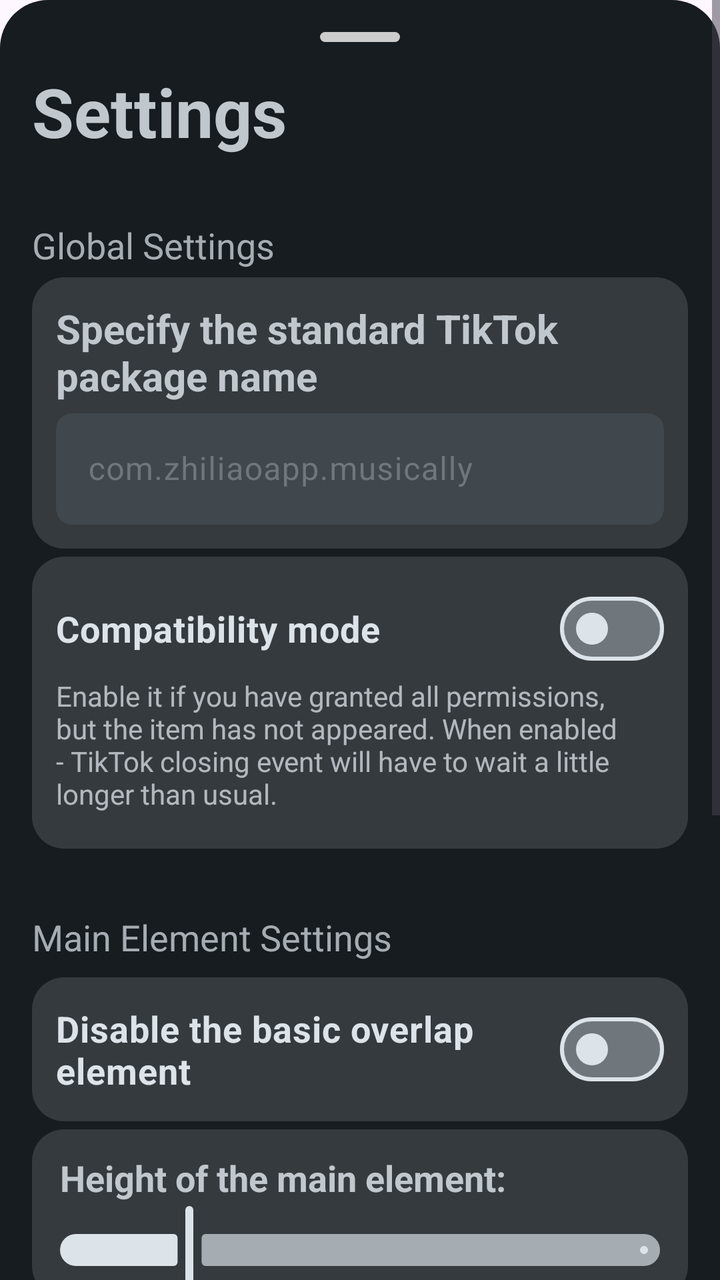
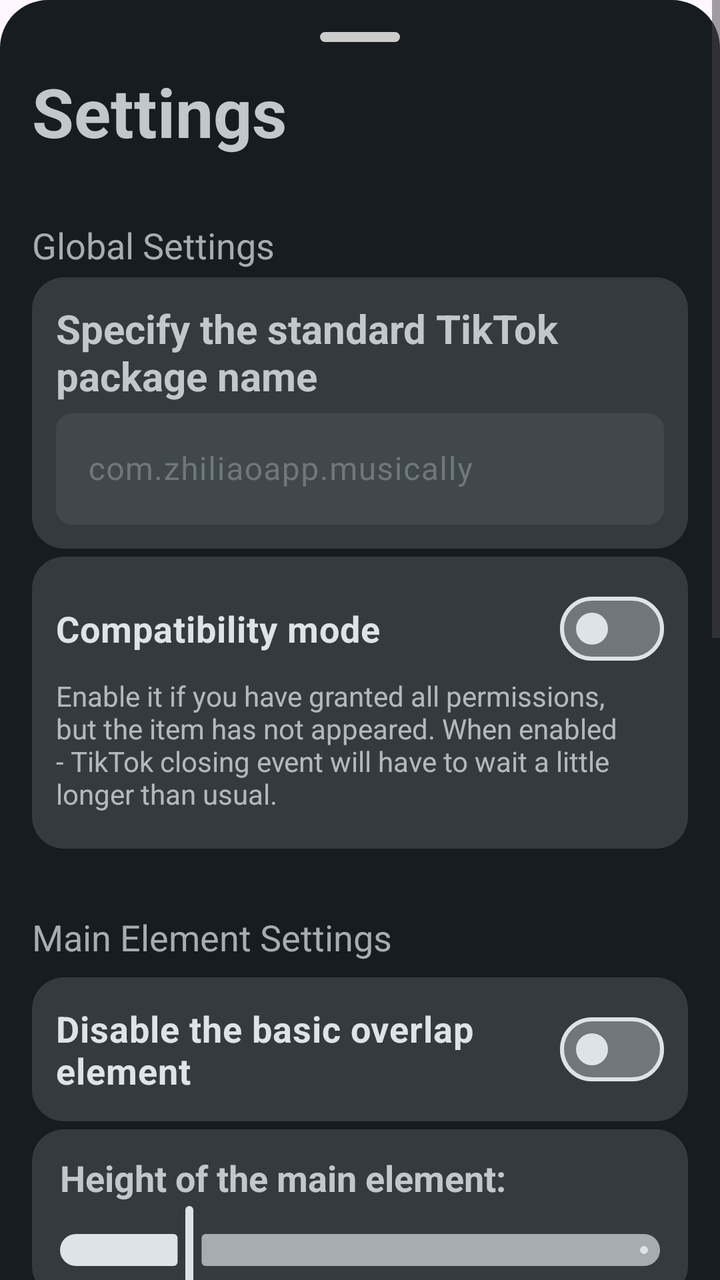

An Android layout rendered at two revisions. The XML below is the earlier revision; the diff shows what the commit changed to produce the second picture.
<!-- AndroidManifest.xml: application theme Theme.TikTokAntiBurn -->
<!-- res/layout/activity_burn_settings.xml -->
<?xml version="1.0" encoding="utf-8"?>
<androidx.constraintlayout.widget.ConstraintLayout xmlns:android="http://schemas.android.com/apk/res/android"
    xmlns:app="http://schemas.android.com/apk/res-auto"
    xmlns:tools="http://schemas.android.com/tools"
    android:id="@+id/main"
    android:layout_width="match_parent"
    android:layout_height="match_parent"
    android:background="@drawable/rounded_bottom_sheet">

    <ScrollView
        android:layout_width="match_parent"
        android:layout_height="match_parent"
        app:layout_constraintBottom_toBottomOf="parent"
        app:layout_constraintTop_toTopOf="parent">

        <LinearLayout
            android:layout_width="match_parent"
            android:layout_height="wrap_content"
            android:orientation="vertical"
            android:padding="16dp">

            <androidx.constraintlayout.widget.ConstraintLayout
                android:layout_width="match_parent"
                android:layout_height="5dp">

                <View
                    android:id="@+id/view2"
                    android:layout_width="40dp"
                    android:layout_height="5dp"
                    android:background="@drawable/drag_handle_bg"
                    app:layout_constraintEnd_toEndOf="parent"
                    app:layout_constraintStart_toStartOf="parent"
                    tools:ignore="MissingConstraints" />
            </androidx.constraintlayout.widget.ConstraintLayout>

            <TextView
                android:id="@+id/textView6"
                android:layout_width="match_parent"
                android:layout_height="wrap_content"
                android:paddingTop="12dp"
                android:paddingBottom="12dp"
                android:text="@string/fastSettings"
                android:textColor="@color/ButtonBackdround"
                android:textSize="34sp"
                android:textStyle="bold" />

            <TextView
                android:id="@+id/textView7"
                android:layout_width="match_parent"
                android:layout_height="wrap_content"
                android:paddingTop="20dp"
                android:paddingBottom="4dp"
                android:text="@string/GlobalSettingsDivide"
                android:textColor="@color/SeekBackdround"
                android:textSize="18sp" />

            <androidx.constraintlayout.widget.ConstraintLayout
                android:id="@+id/constraintLayout2"
                android:layout_width="match_parent"
                android:layout_height="match_parent"
                android:background="@drawable/fast_setting_bg"
                android:padding="12dp">

                <TextView
                    android:id="@+id/textView5"
                    android:layout_width="match_parent"
                    android:layout_height="wrap_content"
                    android:text="@string/packetnamedescription"
                    android:textColor="@color/ButtonBackdround"
                    android:textSize="20sp"
                    android:textStyle="bold"
                    app:layout_constraintStart_toStartOf="parent"
                    app:layout_constraintTop_toTopOf="parent" />

                <com.google.android.material.textfield.TextInputLayout
                    android:id="@+id/PacketName"
                    android:layout_width="match_parent"
                    android:layout_height="wrap_content"
                    android:textColorHint="@color/MID"
                    app:boxBackgroundColor="@color/DarkABit"
                    app:boxCornerRadiusBottomEnd="8dp"
                    app:boxCornerRadiusBottomStart="8dp"
                    app:boxCornerRadiusTopEnd="8dp"
                    app:boxCornerRadiusTopStart="8dp"
                    app:boxStrokeColor="@color/SeekBackdround"
                    app:boxStrokeWidth="0dp"
                    app:cursorColor="@color/ButtonBackdround"
                    app:helperTextEnabled="false"
                    app:hintTextColor="@color/ButtonBackdround"
                    app:layout_constraintTop_toBottomOf="@+id/textView5"
                    tools:layout_editor_absoluteX="12dp">

                    <com.google.android.material.textfield.TextInputEditText
                        android:id="@+id/TriggerPacketName"
                        android:layout_width="match_parent"
                        android:layout_height="wrap_content"
                        android:hint="com.zhiliaoapp.musically"
                        android:imeOptions="actionDone|actionNext"
                        android:inputType="text"
                        android:maxLines="1"
                        android:textColor="@color/ButtonBackdround" />

                </com.google.android.material.textfield.TextInputLayout>
            </androidx.constraintlayout.widget.ConstraintLayout>

            <androidx.constraintlayout.widget.ConstraintLayout
                android:id="@+id/SomeSetting4"
                android:layout_width="match_parent"
                android:layout_height="wrap_content"
                android:layout_marginTop="4dp"
                android:background="@drawable/fast_setting_bg"
                android:padding="12dp">

                <com.google.android.material.materialswitch.MaterialSwitch
                    android:id="@+id/OptimalSwitcher"
                    android:layout_width="0dp"
                    android:layout_height="wrap_content"
                    android:checked="false"
                    android:text="@string/OptimalSwitchTitle"
                    android:textColor="@color/SeekBackdroundFilled"
                    android:textSize="18sp"
                    android:textStyle="bold"
                    app:layout_constraintEnd_toEndOf="parent"
                    app:layout_constraintHorizontal_bias="0.0"
                    app:layout_constraintStart_toStartOf="parent"
                    app:layout_constraintTop_toTopOf="parent"
                    app:thumbTint="@color/SeekBackdroundFilled"
                    app:trackDecorationTint="@color/SeekBackdroundFilled"
                    app:trackTint="@color/MID" />

                <TextView
                    android:id="@+id/textView4"
                    android:layout_width="wrap_content"
                    android:layout_height="wrap_content"
                    android:alpha="0.75"
                    android:paddingBottom="6dp"
                    android:text="@string/OptimalSwitchDescription"
                    android:textColor="@color/SeekBackdroundFilled"
                    app:layout_constraintStart_toStartOf="@+id/OptimalSwitcher"
                    app:layout_constraintTop_toBottomOf="@+id/OptimalSwitcher" />


            </androidx.constraintlayout.widget.ConstraintLayout>

            <TextView
                android:id="@+id/textView8"
                android:layout_width="match_parent"
                android:layout_height="wrap_content"
                android:paddingTop="32dp"
                android:paddingBottom="4dp"
                android:text="@string/MainElementSettingsDivide"
                android:textColor="@color/SeekBackdround"
                android:textSize="18sp" />

            <androidx.constraintlayout.widget.ConstraintLayout
                android:id="@+id/SomeSetting3"
                android:layout_width="match_parent"
                android:layout_height="wrap_content"
                android:layout_marginTop="4dp"
                android:background="@drawable/fast_setting_bg"
                android:padding="12dp">

                <com.google.android.material.materialswitch.MaterialSwitch
                    android:id="@+id/MinifiedVersion"
                    android:layout_width="0dp"
                    android:layout_height="match_parent"
                    android:checked="false"
                    android:text="@string/MinifiedStatus"
                    android:textColor="@color/SeekBackdroundFilled"
                    android:textSize="18sp"
                    android:textStyle="bold"
                    app:layout_constraintBottom_toBottomOf="parent"
                    app:layout_constraintEnd_toEndOf="parent"
                    app:layout_constraintStart_toStartOf="parent"
                    app:layout_constraintTop_toTopOf="parent"
                    app:thumbTint="@color/SeekBackdroundFilled"
                    app:trackDecorationTint="@color/SeekBackdroundFilled"
                    app:trackTint="@color/MID" />


            </androidx.constraintlayout.widget.ConstraintLayout>

            <androidx.constraintlayout.widget.ConstraintLayout
                android:id="@+id/SomeSetting"
                android:layout_width="match_parent"
                android:layout_height="wrap_content"
                android:layout_marginTop="4dp"
                android:animateLayoutChanges="true"
                android:background="@drawable/fast_setting_bg"
                android:paddingTop="12dp">

                <TextView
                    android:id="@+id/textView"
                    android:layout_width="wrap_content"
                    android:layout_height="wrap_content"
                    android:layout_marginLeft="14dp"
                    android:text="@string/fastSettingsMainFlowtingWindow"
                    android:textColor="@color/ButtonBackdround"
                    android:textSize="18sp"
                    android:textStyle="bold"
                    app:layout_constraintStart_toStartOf="@+id/slider"
                    app:layout_constraintTop_toTopOf="parent" />

                <com.google.android.material.slider.Slider
                    android:id="@+id/slider"
                    android:layout_width="match_parent"
                    android:layout_height="wrap_content"
                    android:contentDescription="Setup a height of popup"
                    android:value="20.0"
                    android:valueFrom="0.0"
                    android:valueTo="100.0"
                    app:layout_constraintEnd_toEndOf="parent"
                    app:layout_constraintStart_toStartOf="parent"
                    app:layout_constraintTop_toBottomOf="@+id/textView"
                    app:thumbColor="@color/SeekBackdroundFilled"
                    app:trackColorActive="@color/SeekBackdroundFilled"
                    app:trackColorInactive="@color/SeekBackdround"
                    tools:tickColorInactive="#00000000" />
            </androidx.constraintlayout.widget.ConstraintLayout>

            <androidx.constraintlayout.widget.ConstraintLayout
                android:id="@+id/SomeSetting2"
                android:layout_width="match_parent"
                android:layout_height="wrap_content"
                android:layout_marginTop="4dp"
                android:background="@drawable/fast_setting_bg"
                android:padding="12dp">

                <com.google.android.material.materialswitch.MaterialSwitch
                    android:id="@+id/TheSwitchingTool"
                    android:layout_width="0dp"
                    android:layout_height="match_parent"
                    android:checked="false"
                    android:text="@string/fastSettingsGoneOnclick"
                    android:textColor="@color/SeekBackdroundFilled"
                    android:textSize="18sp"
                    android:textStyle="bold"
                    app:layout_constraintBottom_toBottomOf="parent"
                    app:layout_constraintEnd_toEndOf="parent"
                    app:layout_constraintStart_toStartOf="parent"
                    app:layout_constraintTop_toTopOf="parent"
                    app:thumbTint="@color/SeekBackdroundFilled"
                    app:trackDecorationTint="@color/SeekBackdroundFilled"
                    app:trackTint="@color/MID" />


            </androidx.constraintlayout.widget.ConstraintLayout>

            <androidx.constraintlayout.widget.ConstraintLayout
                android:id="@+id/LSPosedSettings"
                android:layout_width="match_parent"
                android:layout_height="match_parent"
                android:layout_marginTop="16dp">

                <TextView
                    android:id="@+id/textView9"
                    android:layout_width="match_parent"
                    android:layout_height="wrap_content"
                    android:paddingTop="32dp"
                    android:paddingBottom="4dp"
                    android:text="@string/LSPosedSettingTitle"
                    android:textColor="@color/ButtonBackdround"
                    android:textSize="24sp"
                    android:textStyle="bold"
                    app:layout_constraintStart_toStartOf="parent"
                    app:layout_constraintTop_toTopOf="parent" />

                <androidx.constraintlayout.widget.ConstraintLayout
                    android:id="@+id/LSSetting"
                    android:layout_width="match_parent"
                    android:layout_height="wrap_content"
                    android:background="@drawable/fast_setting_bg"
                    android:padding="12dp"
                    app:layout_constraintTop_toBottomOf="@+id/textView9">

                    <com.google.android.material.materialswitch.MaterialSwitch
                        android:id="@+id/AllowModuleSwitch"
                        android:layout_width="0dp"
                        android:layout_height="match_parent"
                        android:checked="false"
                        android:text="@string/LSPosedEnableModule"
                        android:textColor="@color/SeekBackdroundFilled"
                        android:textSize="18sp"
                        android:textStyle="bold"
                        app:layout_constraintBottom_toBottomOf="parent"
                        app:layout_constraintEnd_toEndOf="parent"
                        app:layout_constraintStart_toStartOf="parent"
                        app:layout_constraintTop_toTopOf="parent"
                        app:thumbTint="@color/SeekBackdroundFilled"
                        app:trackDecorationTint="@color/SeekBackdroundFilled"
                        app:trackTint="@color/MID" />


                </androidx.constraintlayout.widget.ConstraintLayout>


                <androidx.constraintlayout.widget.ConstraintLayout
                    android:id="@+id/LSSetting2"
                    android:layout_width="match_parent"
                    android:layout_height="wrap_content"
                    android:layout_marginTop="4dp"
                    android:background="@drawable/fast_setting_bg"
                    android:padding="12dp"
                    app:layout_constraintTop_toBottomOf="@+id/LSSetting">

                    <com.google.android.material.textfield.TextInputLayout
                        android:id="@+id/menu_text_input_layout"
                        style="@style/Widget.MaterialComponents.TextInputLayout.OutlinedBox.ExposedDropdownMenu"
                        android:layout_width="match_parent"
                        android:layout_height="wrap_content"
                        android:hint="Выберите элемент"
                        android:textColorHint="@color/ButtonBackdround"
                        app:boxBackgroundColor="#00000000"
                        app:boxStrokeColor="@color/ButtonBackdround"
                        tools:layout_editor_absoluteX="12dp"
                        tools:layout_editor_absoluteY="12dp">

                        <AutoCompleteTextView
                            android:id="@+id/exposed_dropdown"
                            android:layout_width="match_parent"
                            android:layout_height="wrap_content"
                            android:inputType="none"
                            app:dropDownBackgroundTint="@color/ButtonForeground" />
                    </com.google.android.material.textfield.TextInputLayout>


                </androidx.constraintlayout.widget.ConstraintLayout>

            </androidx.constraintlayout.widget.ConstraintLayout>



        </LinearLayout>
    </ScrollView>

</androidx.constraintlayout.widget.ConstraintLayout>
<!-- resources referenced by this layout -->
<resources>
  <color name="ButtonBackdround">#c5c6d0</color>
  <color name="ButtonForeground">#191b23</color>
  <color name="DarkABit">#44464f</color>
  <color name="MID">#757780</color>
  <color name="SeekBackdround">#a9abb4</color>
  <color name="SeekBackdroundFilled">#e1e2ec</color>
  <!-- drawable drag_handle_bg (drawable) -->
  <?xml version="1.0" encoding="utf-8"?>
  <shape xmlns:android="http://schemas.android.com/apk/res/android"
      android:shape="rectangle">
      <corners android:radius="200dp" />
      <solid android:color="#CCCCCC" />
  </shape>
  <!-- drawable fast_setting_bg (drawable) -->
  <?xml version="1.0" encoding="utf-8"?>
  <shape xmlns:android="http://schemas.android.com/apk/res/android">
      <solid android:color="#22FFFFFF"/>
      <corners android:radius="16dp" />
  </shape>
  <!-- drawable rounded_bottom_sheet (drawable) -->
  <?xml version="1.0" encoding="utf-8"?>
  <shape xmlns:android="http://schemas.android.com/apk/res/android"
      android:shape="rectangle">
      <solid android:color="@color/ButtonForeground" />
      <corners android:topLeftRadius="24dp"
          android:topRightRadius="24dp"
          android:bottomLeftRadius="0dp"
          android:bottomRightRadius="0dp" />
  </shape>
  <string name="GlobalSettingsDivide">Global Settings</string>
  <string name="LSPosedEnableModule">Allow TikTok modification in real time using the module</string>
  <string name="LSPosedSettingTitle">LSPosed Module Settings</string>
  <string name="MainElementSettingsDivide">Main Element Settings</string>
  <string name="MinifiedStatus">Disable the basic overlap element</string>
  <string name="OptimalSwitchDescription">Enable it if you have granted all permissions, but the item has not appeared. When enabled - TikTok closing event will have to wait a little longer than usual.</string>
  <string name="OptimalSwitchTitle">Compatibility mode</string>
  <string name="fastSettings">Settings</string>
  <string name="fastSettingsGoneOnclick">Hide elements for a couple of seconds after clicking</string>
  <string name="fastSettingsMainFlowtingWindow">"Height of the main element: "</string>
  <string name="packetnamedescription">Specify the standard TikTok package name</string>
  <style name="Theme.TikTokAntiBurn" parent="Base.Theme.TikTokAntiBurn" />
  <style name="Base.Theme.TikTokAntiBurn" parent="Theme.Material3.DayNight.NoActionBar">
          
          
      </style>
</resources>

<!-- the commit's change to res/layout/activity_burn_settings.xml (unified diff, before → after) -->
@@ -265,24 +265,70 @@
                     app:layout_constraintStart_toStartOf="parent"
                     app:layout_constraintTop_toTopOf="parent" />
 
+
+                <TextView
+                    android:id="@+id/textView12"
+                    android:layout_width="0dp"
+                    android:layout_height="wrap_content"
+                    android:alpha="0.75"
+                    android:background="@drawable/warn_msg"
+                    android:gravity="center"
+                    android:padding="4dp"
+                    android:text="@string/Experimental"
+                    android:textColor="@color/ButtonBackdround"
+                    android:textStyle="bold|italic"
+                    app:layout_constraintEnd_toEndOf="@+id/textView9"
+                    app:layout_constraintStart_toStartOf="parent"
+                    app:layout_constraintTop_toBottomOf="@+id/textView9" />
+
+                <TextView
+                    android:id="@+id/textView11"
+                    android:layout_width="0dp"
+                    android:layout_height="wrap_content"
+                    android:layout_marginTop="4dp"
+                    android:background="@drawable/warn_msg"
+                    android:padding="10dp"
+                    android:paddingLeft="12dp"
+                    android:paddingRight="12dp"
+                    android:text="@string/LSPosedWarning"
+                    android:textColor="@color/ButtonBackdround"
+                    app:layout_constraintEnd_toEndOf="parent"
+                    app:layout_constraintStart_toStartOf="parent"
+                    app:layout_constraintTop_toBottomOf="@+id/textView12" />
+
+                <TextView
+                    android:id="@+id/textView13"
+                    android:layout_width="0dp"
+                    android:layout_height="wrap_content"
+                    android:layout_marginTop="4dp"
+                    android:background="@drawable/warn_msg"
+                    android:padding="10dp"
+                    android:paddingLeft="12dp"
+                    android:paddingRight="12dp"
+                    android:text="@string/LSPosedFAQ"
+                    android:textColor="@color/ButtonBackdround"
+                    app:layout_constraintEnd_toEndOf="parent"
+                    app:layout_constraintStart_toStartOf="parent"
+                    app:layout_constraintTop_toBottomOf="@+id/LSSetting2" />
+
                 <androidx.constraintlayout.widget.ConstraintLayout
-                    android:id="@+id/LSSetting"
-                    android:layout_width="match_parent"
-                    android:layout_height="wrap_content"
+                    android:id="@+id/LSSetting2"
+                    android:layout_width="match_parent"
+                    android:layout_height="wrap_content"
+                    android:layout_marginTop="4dp"
                     android:background="@drawable/fast_setting_bg"
                     android:padding="12dp"
-                    app:layout_constraintTop_toBottomOf="@+id/textView9">
+                    app:layout_constraintTop_toBottomOf="@+id/textView11">
 
                     <com.google.android.material.materialswitch.MaterialSwitch
-                        android:id="@+id/AllowModuleSwitch"
+                        android:id="@+id/MakeInvisibleInstead"
                         android:layout_width="0dp"
                         android:layout_height="match_parent"
                         android:checked="false"
-                        android:text="@string/LSPosedEnableModule"
+                        android:text="@string/LSPosedHideType"
                         android:textColor="@color/SeekBackdroundFilled"
                         android:textSize="18sp"
                         android:textStyle="bold"
-                        app:layout_constraintBottom_toBottomOf="parent"
                         app:layout_constraintEnd_toEndOf="parent"
                         app:layout_constraintStart_toStartOf="parent"
                         app:layout_constraintTop_toTopOf="parent"
@@ -290,41 +336,21 @@
                         app:trackDecorationTint="@color/SeekBackdroundFilled"
                         app:trackTint="@color/MID" />
 
+                    <TextView
+                        android:id="@+id/textView10"
+                        android:layout_width="0dp"
+                        android:layout_height="wrap_content"
+                        android:alpha="0.75"
+                        android:paddingBottom="6dp"
+                        android:text="@string/LSPosedHideDescription"
+                        android:textColor="@color/SeekBackdroundFilled"
+                        app:layout_constraintEnd_toEndOf="parent"
+                        app:layout_constraintStart_toStartOf="@+id/OptimalSwitcher"
+                        app:layout_constraintTop_toBottomOf="@+id/MakeInvisibleInstead" />
+
 
                 </androidx.constraintlayout.widget.ConstraintLayout>
 
-
-                <androidx.constraintlayout.widget.ConstraintLayout
-                    android:id="@+id/LSSetting2"
-                    android:layout_width="match_parent"
-                    android:layout_height="wrap_content"
-                    android:layout_marginTop="4dp"
-                    android:background="@drawable/fast_setting_bg"
-                    android:padding="12dp"
-                    app:layout_constraintTop_toBottomOf="@+id/LSSetting">
-
-                    <com.google.android.material.textfield.TextInputLayout
-                        android:id="@+id/menu_text_input_layout"
-                        style="@style/Widget.MaterialComponents.TextInputLayout.OutlinedBox.ExposedDropdownMenu"
-                        android:layout_width="match_parent"
-                        android:layout_height="wrap_content"
-                        android:hint="Выберите элемент"
-                        android:textColorHint="@color/ButtonBackdround"
-                        app:boxBackgroundColor="#00000000"
-                        app:boxStrokeColor="@color/ButtonBackdround"
-                        tools:layout_editor_absoluteX="12dp"
-                        tools:layout_editor_absoluteY="12dp">
-
-                        <AutoCompleteTextView
-                            android:id="@+id/exposed_dropdown"
-                            android:layout_width="match_parent"
-                            android:layout_height="wrap_content"
-                            android:inputType="none"
-                            app:dropDownBackgroundTint="@color/ButtonForeground" />
-                    </com.google.android.material.textfield.TextInputLayout>
-
-
-                </androidx.constraintlayout.widget.ConstraintLayout>
 
             </androidx.constraintlayout.widget.ConstraintLayout>
 
<!-- resource entries referenced after the edit -->
@@ -29,9 +29,19 @@
           android:bottomLeftRadius="0dp"
           android:bottomRightRadius="0dp" />
   </shape>
+  <!-- drawable warn_msg (drawable) -->
+  <?xml version="1.0" encoding="utf-8"?>
+  <shape xmlns:android="http://schemas.android.com/apk/res/android">
+      <solid android:color="#6DFF9860"/>
+      <corners android:radius="14dp" />
+  </shape>
+  <string name="Experimental">Experimental</string>
   <string name="GlobalSettingsDivide">Global Settings</string>
-  <string name="LSPosedEnableModule">Allow TikTok modification in real time using the module</string>
+  <string name="LSPosedFAQ">Reasons why the module is not working: \n\n Currently, only the English and Russian TikTok interfaces are supported, so the module will not work in other languages. You can add your language to the list of supported languages (go to my GitHub Wiki), thank you in advance for your help in developing the project!\n\nCheck that the module is enabled and TikTok is marked in the recommended list.</string>
+  <string name="LSPosedHideDescription">By default, the button is hidden from the interface, but when the setting is enabled, it will not hide, but will become invisible and will work.</string>
+  <string name="LSPosedHideType">Hide, not delete</string>
   <string name="LSPosedSettingTitle">LSPosed Module Settings</string>
+  <string name="LSPosedWarning">If you change the settings below, the settings of the external application will be changed on its behalf. This is a complex operation, the developer is not responsible for the consequences!</string>
   <string name="MainElementSettingsDivide">Main Element Settings</string>
   <string name="MinifiedStatus">Disable the basic overlap element</string>
   <string name="OptimalSwitchDescription">Enable it if you have granted all permissions, but the item has not appeared. When enabled - TikTok closing event will have to wait a little longer than usual.</string>
